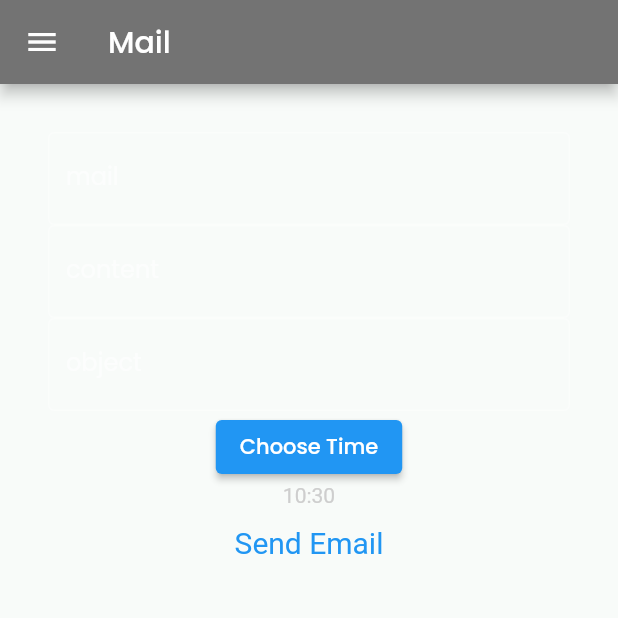
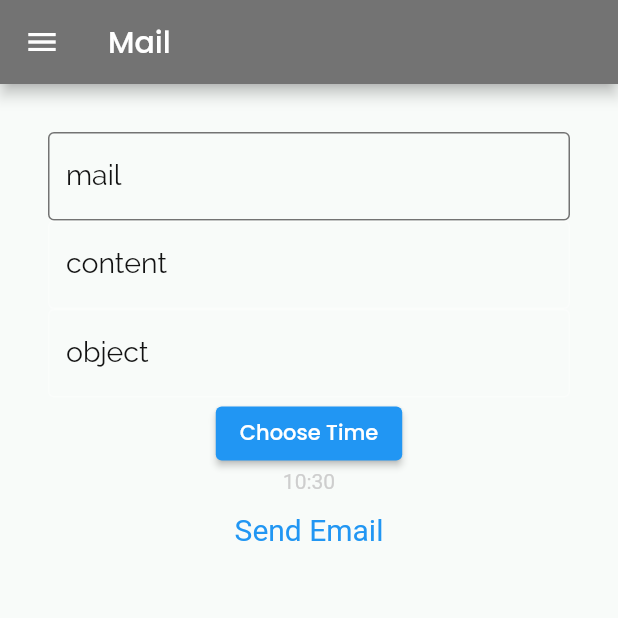
Before and after one commit to Ydos2/Area, a Flutter app: the MailState screen opened directly, on a phone screen of 412 x 824 dp, the top half of it. Run offline on Flutter 3.47's test engine with Material 2 defaults, Android fonts, the light colour scheme and no system bars; our stand-ins replace animated_text_kit, email_validator, flutter_local_notifications, flutter_svg, font_awesome_flutter, get and 7 more; accounts and stored records are empty; network calls fail; project files that could hold a hidden picture were left out.

Commit message:
MOD: ui for settings, discord, mail

```diff
--- a/client/lib/components/user.dart
+++ b/client/lib/components/user.dart
@@ -47,4 +47,5 @@ class User {
         banner: banner ?? this.banner,
         hasLoggedInBefore: hasLoggedInBefore ?? this.hasLoggedInBefore,
       );
+
 }
--- a/client/lib/screens/pages/mail/mail.dart
+++ b/client/lib/screens/pages/mail/mail.dart
@@ -68,32 +68,71 @@ class StatefulMail extends State<MailState> {
               TextField(
                 obscureText: false,
                 controller: mailController,
-                decoration: const InputDecoration(
-                  border: OutlineInputBorder(),
+                style: TextStyle(
+                  fontFamily: "Raleway",
+                  color: settings.dark_mode ? pc1 : pf1,
+                ),
+                decoration: InputDecoration(
+                  enabledBorder: OutlineInputBorder(
+                    borderSide: BorderSide(
+                      color: settings.dark_mode ? pc2 : pc3,
+                    ),
+                  ),
                   labelText: 'mail',
+                  labelStyle: TextStyle(
+                    fontFamily: "Raleway",
+                    fontSize: 19,
+                    color: settings.dark_mode ? pc1 : pf1,
+                  ),
                 ),
               ),
               TextField(
                 obscureText: false,
                 controller: contentController,
-                decoration: const InputDecoration(
-                  border: OutlineInputBorder(),
+                style: TextStyle(
+                  fontFamily: "Raleway",
+                  color: settings.dark_mode ? pc1 : pf1,
+                ),
+                decoration: InputDecoration(
+                  border: OutlineInputBorder(
+                    borderSide: BorderSide(
+                      color: settings.dark_mode ? pc2 : pc3,
+                    ),
+                  ),
                   labelText: 'content',
+                  labelStyle: TextStyle(
+                    fontFamily: "Raleway",
+                    fontSize: 19,
+                    color: settings.dark_mode ? pc1 : pf1,
+                  ),
                 ),
               ),
               TextField(
                 obscureText: false,
                 controller: objectController,
-                decoration: const InputDecoration(
-                  border: OutlineInputBorder(),
+                style: TextStyle(
+                  fontFamily: "Raleway",
+                  color: settings.dark_mode ? pc1 : pf1,
+                ),
+                decoration: InputDecoration(
+                  border: OutlineInputBorder(
+                    borderSide: BorderSide(
+                      color: settings.dark_mode ? pc2 : pc3,
+                    ),
+                  ),
                   labelText: 'object',
+                  labelStyle: TextStyle(
+                    fontFamily: "Raleway",
+                    fontSize: 19,
+                    color: settings.dark_mode ? pc1 : pf1,
+                  ),
                 ),
               ),
               ElevatedButton(
                 onPressed: () {
                   _selectTime(context);
                 },
-                child: Text("Choose Time"),
+                child: const Text("Choose Time"),
               ),
               Text("${selectedTime.hour}:${selectedTime.minute}"),
               TextButton(
--- a/client/lib/screens/pages/profile/buildAppBar.dart
+++ b/client/lib/screens/pages/profile/buildAppBar.dart
@@ -6,6 +6,6 @@ AppBar buildAppBar(BuildContext context) {
   return AppBar(
     leading: const BackButton(),
     elevation: 0,
-    backgroundColor: settings.dark_mode ? pf2 : pc3,
+    backgroundColor: settings.dark_mode ? pf2 : pc2,
   );
 }
```
Also changed, not shown: client/lib/screens/pages/discord/discord.dart (+15 -2 lines), client/lib/screens/pages/profile/profile_screen.dart (+67 -14 lines), client/lib/screens/pages/profile/profile_widget.dart (+45 -20 lines), client/lib/screens/pages/profile/textfield_widget.dart (+16 -4 lines), client/lib/screens/pages/profile/type.dart (added, +9 -0 lines), client/lib/screens/settings/settings_screen.dart (+31 -20 lines), client/pubspec.lock.
